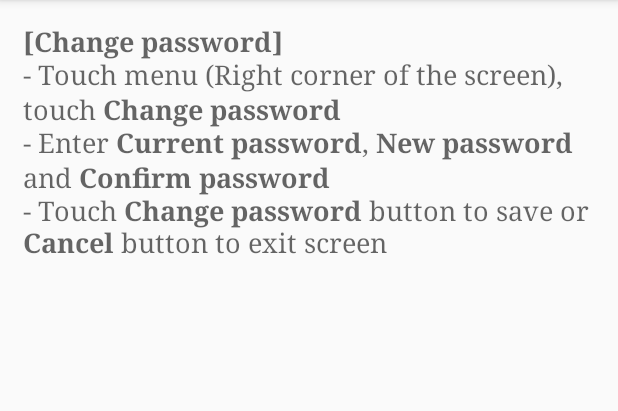
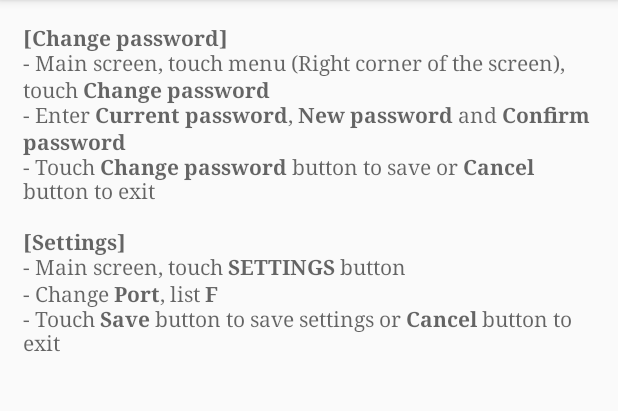
Before and after one commit to danhnguyenviet/LightPumpController, an Android app: the GuideActivity screen opened directly, with no data from a screen before it, on a phone screen of 412 x 824 dp, the part 84-495 px from its top. Run offline under Robolectric (Android 15) with nearby library versions, the phone set to English and light mode, and no system bars.

Commit message:
Chỉnh thêm Guide

```diff
--- a/IoT/app/src/main/java/com/danh/iot/GuideActivity.java
+++ b/IoT/app/src/main/java/com/danh/iot/GuideActivity.java
@@ -25,9 +25,14 @@ public class GuideActivity extends AppCompatActivity {
     protected String setContent(){
         return new String(
                 "<b>[Change password]</b><br/>" +
-                        "- Touch menu (Right corner of the screen), touch <b>Change password</b><br/>" +
+                        "- Main screen, touch menu (Right corner of the screen), touch <b>Change password</b><br/>" +
                         "- Enter <b>Current password</b>, <b>New password</b> and <b>Confirm password</b><br/>" +
-                        "- Touch <b>Change password</b> button to save or <b>Cancel</b> button to exit screen<br/>"
+                        "- Touch <b>Change password</b> button to save or <b>Cancel</b> button to exit<br/>" +
+
+                        "<b><br/>[Settings]</b><br/>" +
+                        "- Main screen, touch <b>SETTINGS</b> button<br/>" +
+                        "- Change <b>Port</b>, list <b>F</b><br/>" +
+                        "- Touch <b>Save</b> button to save settings or <b>Cancel</b> button to exit<br/>"
         );
     }
 }
--- a/IoT/app/src/main/res/layout/activity_guide.xml
+++ b/IoT/app/src/main/res/layout/activity_guide.xml
@@ -17,6 +17,7 @@
             android:textAppearance="?android:attr/textAppearanceMedium"
             android:text="Medium Text"
             android:id="@+id/tv_guide_content"
-            android:typeface="serif" />
+            android:typeface="serif"
+            android:textSize="14dp" />
     </ScrollView>
 </LinearLayout>
```
